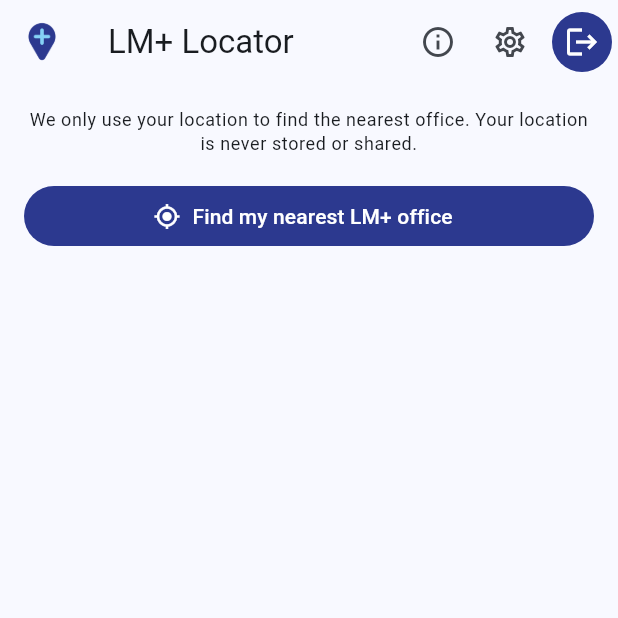
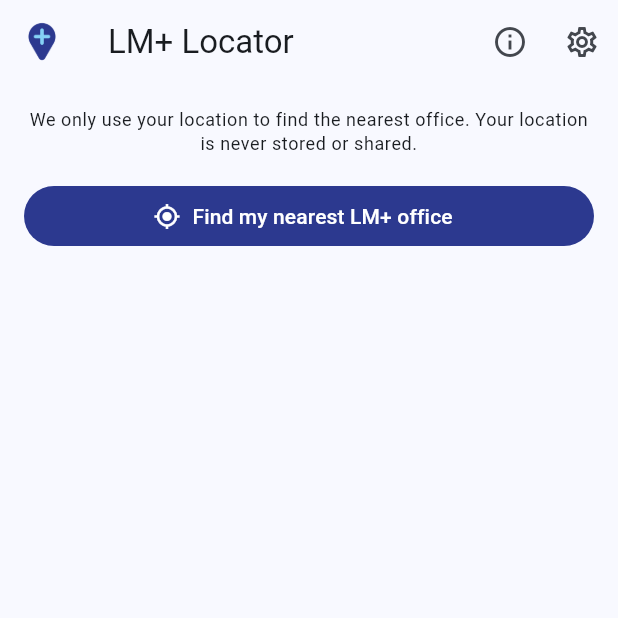
Before and after one commit to symonxdd/lm-plus-locator, a Flutter app: the screen it shows once a user with an empty profile is signed in, on a phone screen of 412 x 824 dp, the top half of it. Run offline on Flutter 3.47's test engine with Material 3 defaults, Android fonts, the phone set to English and light mode, and no system bars; our stand-ins replace firebase_auth, firebase_core, geocoding, geolocator, permission_handler, shared_preferences; accounts and stored records are empty; network calls fail.

Commit message:
fix(ui): make settings sheet scrollable and add logout to it
The theme + language sheet overflowed the screen once both sections
were combined. Make the sheet scrollable (isScrollControlled +
SingleChildScrollView) so all language options are reachable.

Also fold the home screen's logout button into the settings sheet as
a list entry, removing the separate filled icon button from the app
bar.

```diff
--- a/lib/screens/home_screen.dart
+++ b/lib/screens/home_screen.dart
@@ -217,16 +217,7 @@ class _HomeScreenState extends State<HomeScreen> {
             icon: const Icon(Icons.info_outline),
             tooltip: l10n.headOfficeTooltip,
           ),
-          const SettingsSelector(),
-          IconButton.filled(
-            style: IconButton.styleFrom(
-              backgroundColor: ctaColors(context).background,
-              foregroundColor: ctaColors(context).foreground,
-            ),
-            onPressed: _confirmLogout,
-            icon: const Icon(Icons.logout),
-            tooltip: l10n.logoutTooltip,
-          ),
+          SettingsSelector(onLogout: _confirmLogout),
         ],
       ),
       body: SafeArea(
```
Also changed, not shown: lib/widgets/settings_selector.dart (+20 -2 lines).
